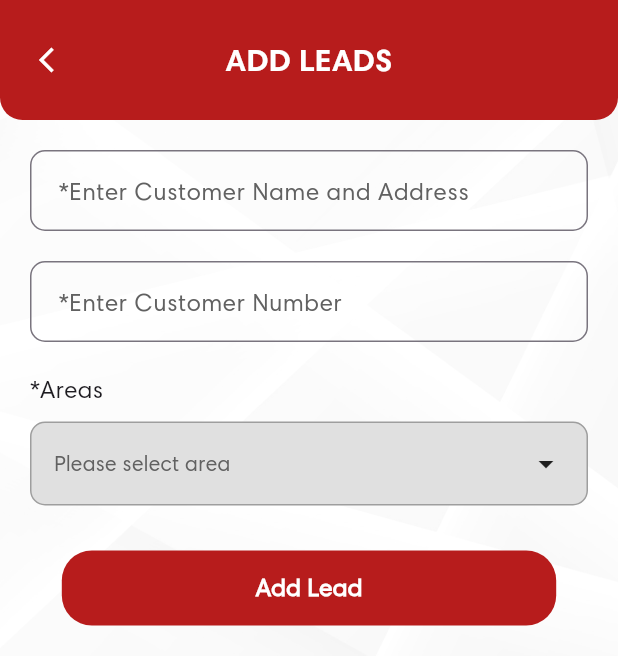
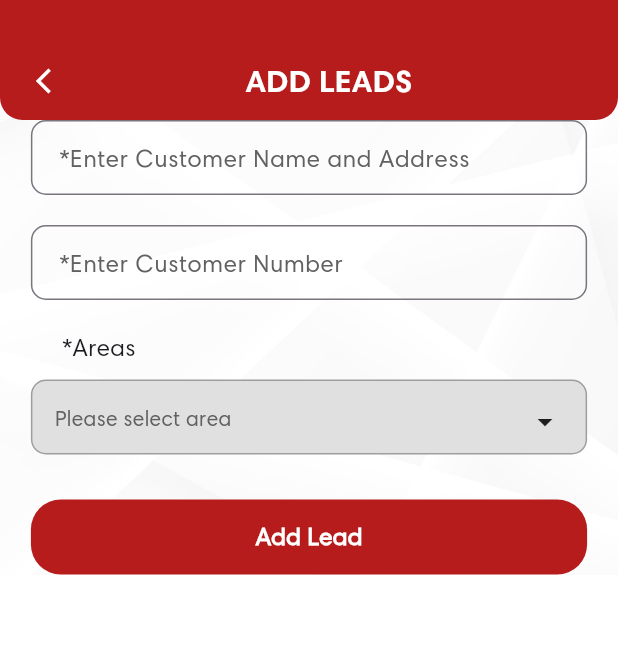
Before and after one commit to syedrehan46/Maple-Leaf, a Flutter app: the AddLead screen opened directly, on a phone screen of 412 x 824 dp. Shown: the top 665 px of the screen. Run offline on Flutter 3.47's test engine with Material 3 defaults, Android fonts, the phone set to English and light mode, and no system bars; our stand-ins replace device_info_plus, firebase_core, flutter_easyloading, flutter_screenutil, flutter_svg, get and 3 more; accounts and stored records are empty.

Commit message:
fix 2 responsiveness of PE and SCP

```diff
--- a/lib/view/painter engagement/Engaged Painter/Painter_list.dart
+++ b/lib/view/painter engagement/Engaged Painter/Painter_list.dart
@@ -9,6 +9,7 @@ class PainterList extends StatelessWidget {
 
   @override
   Widget build(BuildContext context) {
+    final media=MediaQuery.of(context).size;
     // Sample data for Pakistani phone numbers and names
     final List<Map<String, String>> contacts = [
       {'name': 'Ahmed Khan', 'phone': '03215678901'},
@@ -45,7 +46,7 @@ class PainterList extends StatelessWidget {
               padding: const EdgeInsets.only(bottom: 12), // Space between items
               child: Container(
                 height: 55, // Fixed height
-                width: MediaQuery.of(context).size.width * (0.7), // Width of device
+                width: media.width * (0.7), // Width of device
                 decoration: BoxDecoration(
                   color: AppColors.redColor, // Red container
                   borderRadius: BorderRadius.circular(30),
--- a/lib/view/painter engagement/Engaged Painter/add_lead.dart
+++ b/lib/view/painter engagement/Engaged Painter/add_lead.dart
@@ -1,14 +1,16 @@
 import 'package:flutter/material.dart';
 import 'package:get/get.dart';
+import 'package:mapleleaf/utils/custom%20widgets/custom_appbar.dart';
 import '../../../utils/app_colors.dart';
 import '../../../utils/app_fonts.dart';
 class AddLead extends StatefulWidget {
-  const AddLead({super.key});
+  AddLead({super.key});
   @override
   State<AddLead> createState() => _AddLeadState();
 }
 class _AddLeadState extends State<AddLead> {
   String? selectedArea;
+
   final List<String> areas = [
       'AL MADNI TOWN', 'AL SADDIQ WELFARE', 'ARSAL TOWN', ' BILAL TOWN', 'EID GAH ROAD',
     'FAROOQ TOWN', 'GARDEN TOWN', 'GULSHAN TOWN', 'GT ROAD', 'GUJAR PUR',
@@ -17,17 +19,14 @@ class _AddLeadState extends State<AddLead> {
   ];
   List<String> filteredAreas = [];
   final TextEditingController searchController = TextEditingController();
-
   // Text editing controllers with empty initial values
   final TextEditingController nameController = TextEditingController();
   final TextEditingController phoneController = TextEditingController();
-
   @override
   void initState() {
     super.initState();
     filteredAreas = List.from(areas);
   }
-
   void filterAreas(String query) {
     setState(() {
       filteredAreas = areas.where((area) =>
@@ -38,7 +37,6 @@ class _AddLeadState extends State<AddLead> {
     // Reset search before showing dialog
     searchController.clear();
     filteredAreas = List.from(areas);
-
     showDialog(
       context: context,
       builder: (BuildContext context) {
@@ -50,7 +48,7 @@ class _AddLeadState extends State<AddLead> {
                 borderRadius: BorderRadius.circular(15),
               ),
               child: Container(
-                width: double.maxFinite,
+                width: MediaQuery.of(context).size.width,
                 constraints: BoxConstraints(
                   maxHeight: MediaQuery.of(context).size.height * 0.7,
                 ),
@@ -60,7 +58,7 @@ class _AddLeadState extends State<AddLead> {
                     // Header "Select Item"
                     Container(
                       padding: const EdgeInsets.symmetric(vertical: 12,horizontal: 5),
-                      width: double.infinity,
+                      width: MediaQuery.of(context).size.width,
                       decoration: BoxDecoration(
                         color: Colors.white,
                         borderRadius: const BorderRadius.only(
@@ -97,7 +95,6 @@ class _AddLeadState extends State<AddLead> {
                         },
                       ),
                     ),
-
                     // Area List
                     Flexible(
                       child: ListView.separated(
@@ -167,11 +164,14 @@ class _AddLeadState extends State<AddLead> {
 
   @override
   Widget build(BuildContext context) {
+    final media=MediaQuery.of(context).size;
     return Scaffold(
-      backgroundColor: Colors.white, // Base background color
+      backgroundColor: Colors.white,
+      // Base background color
       body: Stack(
+        alignment: Alignment.center,
             children: [
-          // 🔽 Background Image
+              //  Background Image
               Positioned.fill(
                 child: Container(
                   decoration: const BoxDecoration(
@@ -183,44 +183,14 @@ class _AddLeadState extends State<AddLead> {
                 ),
               ),
 
-          // 🔼 Foreground Content
+              //  Foreground Content
               SingleChildScrollView(
-            child: SafeArea(
                 child: Column(
-                crossAxisAlignment: CrossAxisAlignment.start,
+                  crossAxisAlignment: CrossAxisAlignment.center,
+                  mainAxisAlignment: MainAxisAlignment.spaceBetween,
                   children: [
                     // Header
-                  Container(
-                    padding: const EdgeInsets.symmetric(horizontal: 12),
-                    height: 80,
-                    width: double.infinity,
-                    decoration: const BoxDecoration(
-                      color: AppColors.redColor,
-                      borderRadius: BorderRadius.only(
-                        bottomLeft: Radius.circular(15),
-                        bottomRight: Radius.circular(15),
-                      ),
-                    ),
-                    child: Stack(
-                      alignment: Alignment.center,
-                      children: [
-                        Text(
-                          "ADD LEADS",
-                          style: AppFonts.styleHarmoniaBold18W600(),
-                        ),
-                        Positioned(
-                          left: 0,
-                          child: IconButton(
-                            icon: const Icon(Icons.arrow_back_ios, color: Colors.white, size: 20),
-                            onPressed: () {
-                              Get.back();
-                            },
-                          ),
-                        ),
-                      ],
-                    ),
-                  ),
-
+                    CustomAppbar(title: 'ADD LEADS',timeLocationIsVisible: false,),
                     // Display ONLY the painter name if passed from previous screen
                     if (Get.arguments != null && Get.arguments['name'] != null)
                       Center(
@@ -238,13 +208,10 @@ class _AddLeadState extends State<AddLead> {
                       ),
 
                     // Form fields
-                  Padding(
-                    padding: const EdgeInsets.symmetric(horizontal: 20, vertical: 20),
-                    child: Column(
-                      crossAxisAlignment: CrossAxisAlignment.start,
-                      children: [
-                        // Name TextField - always empty
-                        TextFormField(
+                    Container(
+                      height: 50,
+                      width: media.width*(0.9),
+                      child: TextFormField(
                           controller: nameController,
                           decoration: InputDecoration(
                             hintText: "*Enter Customer Name and Address",
@@ -261,11 +228,15 @@ class _AddLeadState extends State<AddLead> {
                             contentPadding: const EdgeInsets.symmetric(horizontal: 15, vertical: 15),
                           ),
                         ),
+                    ),
 
                     const SizedBox(height: 20),
 
                     // Phone Number TextField
-                        TextFormField(
+                    Container(
+                      height: 50,
+                      width: media.width*(0.9),
+                      child: TextFormField(
                         controller: phoneController,
                         keyboardType: TextInputType.phone,
                         decoration: InputDecoration(
@@ -283,13 +254,17 @@ class _AddLeadState extends State<AddLead> {
                           contentPadding: const EdgeInsets.symmetric(horizontal: 15, vertical: 15),
                         ),
                       ),
+                    ),
 
                     const SizedBox(height: 20),
 
                     // Area Text
-                        const Text(
+                    Padding(
+                      padding: const EdgeInsets.only(right: 280),
+                      child: const Text(
                         '*Areas',
                         style: TextStyle(fontSize: 16, fontWeight: FontWeight.w500),
+                      ),
                     ),
 
                     const SizedBox(height: 10),
@@ -298,7 +273,8 @@ class _AddLeadState extends State<AddLead> {
                     InkWell(
                       onTap: showAreaSelectionDialog,
                       child: Container(
-                            width: double.infinity,
+                        height: 50,
+                        width: media.width*(0.9),
                         padding: const EdgeInsets.symmetric(horizontal: 15, vertical: 15),
                         decoration: BoxDecoration(
                           color: Colors.grey.shade300,
@@ -329,8 +305,8 @@ class _AddLeadState extends State<AddLead> {
                           // Or navigate to another screen after adding
                         },
                         child: Container(
-                              width: MediaQuery.of(context).size.width * (0.8),
                           height: 50,
+                          width: media.width*(0.9),
                           decoration: BoxDecoration(
                             color: AppColors.redColor,
                             borderRadius: BorderRadius.circular(20),
@@ -353,10 +329,6 @@ class _AddLeadState extends State<AddLead> {
               ),
             ],
           ),
-            ),
-          ),
-        ],
-      ),
     );
 
   }
--- a/lib/view/painter engagement/Engaged Painter/engaged_painter.dart
+++ b/lib/view/painter engagement/Engaged Painter/engaged_painter.dart
@@ -16,6 +16,7 @@ class EngagedPainter extends StatelessWidget {
 
   @override
   Widget build(BuildContext context) {
+    final media=MediaQuery.of(context).size;
 
     final List<String> cities = [
       "Please Select City", // First red item
@@ -228,6 +229,7 @@ class EngagedPainter extends StatelessWidget {
                 Expanded(
                   child: Container(
                     height: 50,
+                    width: media.width,
                     decoration: BoxDecoration(
                       color: const Color(0xFFF2F5F7),
                       borderRadius: BorderRadius.circular(10),
--- a/lib/view/painter engagement/Unengaged Painter/unengaged_painter.dart
+++ b/lib/view/painter engagement/Unengaged Painter/unengaged_painter.dart
@@ -10,6 +10,7 @@ class UnengagedPainter extends StatelessWidget {
 
   @override
   Widget build(BuildContext context) {
+    final media=MediaQuery.of(context).size;
     final List<String> cities = [
       "Please Select City", // First red item
       "CHARHOI",
@@ -153,6 +154,7 @@ class UnengagedPainter extends StatelessWidget {
                 Expanded(
                   child: Container(
                     height: 50,
+                    width:media.width,
                     decoration: BoxDecoration(
                       color: const Color(0xFFF2F5F7),
                       borderRadius: BorderRadius.circular(10),
--- a/lib/view/painter engagement/painter_engagement_view.dart
+++ b/lib/view/painter engagement/painter_engagement_view.dart
@@ -35,6 +35,7 @@ class _PainterEngagementViewState extends State<PainterEngagementView> with Sing
 
   @override
   Widget build(BuildContext context) {
+    final media=MediaQuery.of(context).size;
     // Calculate the exact position based on animation value for smooth tracking during slide
     final animationValue = _tabController.animation?.value ?? 0.0;
 
@@ -65,6 +66,7 @@ class _PainterEngagementViewState extends State<PainterEngagementView> with Sing
                 padding: const EdgeInsets.symmetric(horizontal: 10),
                 child: Container(
                   height: 50,
+                  width: media.width,
                   decoration: BoxDecoration(
                     border: Border.all(color: AppColors.redColor, width: 2),
                     borderRadius: BorderRadius.circular(30),
--- a/lib/view/sab contractor profile/sab_contractor_profile_view.dart
+++ b/lib/view/sab contractor profile/sab_contractor_profile_view.dart
@@ -14,16 +14,21 @@ class SabContractorProfileView extends StatelessWidget {
 
   @override
   Widget build(BuildContext context) {
+    final media=MediaQuery.of(context).size;
     return Scaffold(
       body: Stack(
         children: [
           Positioned.fill(child: Image.asset("assets/images/menu_bg.png",fit: BoxFit.cover,)),
           Column(
+            mainAxisAlignment: MainAxisAlignment.center,
             children: [
               CustomAppbar(title: 'SUB CONTRACTOR PROFILE '),
               // Search TextField
               Padding(
                 padding: const EdgeInsets.all(12.0),
+                child: Container(
+                  height: 50,
+                  width: media.width,
                   child: TextField(
                     controller: textEditingController,
                     textAlign: TextAlign.center,
@@ -35,6 +40,7 @@ class SabContractorProfileView extends StatelessWidget {
                       border: OutlineInputBorder(
                         borderRadius: BorderRadius.circular(12),
                         borderSide: BorderSide.none,
+                      ),
                     ),
                   ),
                 ),
```
Also changed, not shown: lib/view/individual meetup/individual_meetup.dart (+5 -2 lines), 4 other files. Lines whose indentation alone changed are shown as unchanged.
